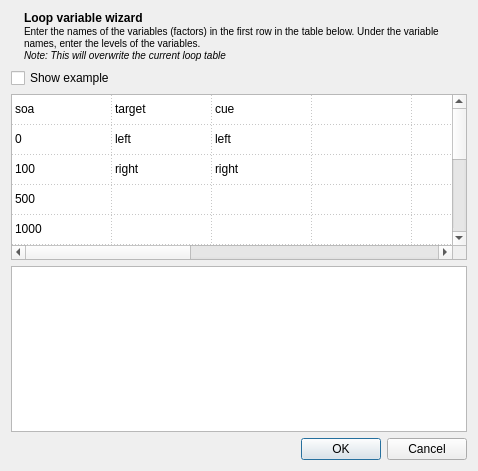
Old version of the form resources/ui/dialogs/loop_wizard_dialog.ui in the repository open-cogsci/OpenSesame.
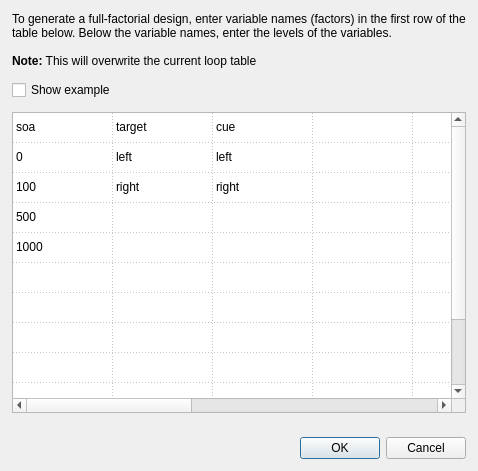
New version of the form. Icons and pictures are not drawn. Custom widgets are drawn as their Qt base class.

Commit message: loop: rewrite using DataMatrix

The edit to the form file:
```diff
--- a/resources/ui/dialogs/loop_wizard_dialog.ui
+++ b/resources/ui/dialogs/loop_wizard_dialog.ui
@@ -11,75 +11,35 @@
    </rect>
   </property>
   <property name="windowTitle">
-   <string>Loop Variable Wizard</string>
+   <string>Generate full-factorial design</string>
   </property>
-  <layout class="QVBoxLayout" name="verticalLayout">
+  <layout class="QVBoxLayout" name="vbox_container">
+   <property name="spacing">
+    <number>12</number>
+   </property>
+   <property name="margin">
+    <number>12</number>
+   </property>
    <item>
-    <widget class="QWidget" name="widget" native="true">
-     <layout class="QHBoxLayout" name="horizontalLayout">
-      <property name="margin">
-       <number>0</number>
-      </property>
-      <item>
-       <widget class="QLabel" name="label_wizard">
-        <property name="sizePolicy">
-         <sizepolicy hsizetype="Fixed" vsizetype="Preferred">
-          <horstretch>0</horstretch>
-          <verstretch>0</verstretch>
-         </sizepolicy>
-        </property>
-        <property name="text">
-         <string/>
-        </property>
-        <property name="pixmap">
-         <pixmap>:/icons/wizard_large.png</pixmap>
-        </property>
-       </widget>
-      </item>
-      <item>
-       <widget class="QLabel" name="label_2">
-        <property name="text">
-         <string>&lt;b&gt;Loop variable wizard&lt;/b&gt;&lt;br /&gt;&lt;small&gt;Enter the names of the variables (factors) in the first row in the table below. Under the variable names, enter the levels of the variables.&lt;br /&gt;&lt;i&gt;Note: This will overwrite the current loop table&lt;/i&gt;&lt;/small&gt;</string>
-        </property>
-        <property name="wordWrap">
-         <bool>true</bool>
-        </property>
-       </widget>
-      </item>
-     </layout>
+    <widget class="QLabel" name="label_2">
+     <property name="text">
+      <string>To generate a full-factorial design, enter variable names (factors) in the first row of the table below. Below the variable names, enter the levels of the variables.&lt;br /&gt;&lt;br /&gt;
+&lt;b&gt;Note:&lt;/b&gt; This will overwrite the current loop table</string>
+     </property>
+     <property name="wordWrap">
+      <bool>true</bool>
+     </property>
     </widget>
    </item>
    <item>
-    <widget class="QWidget" name="widget_2" native="true">
-     <layout class="QHBoxLayout" name="horizontalLayout_2">
-      <property name="margin">
-       <number>0</number>
-      </property>
-      <item>
-       <widget class="QCheckBox" name="checkBox">
-        <property name="text">
-         <string>Show example</string>
-        </property>
-       </widget>
-      </item>
-      <item>
-       <spacer name="horizontalSpacer">
-        <property name="orientation">
-         <enum>Qt::Horizontal</enum>
-        </property>
-        <property name="sizeHint" stdset="0">
-         <size>
-          <width>40</width>
-          <height>20</height>
-         </size>
-        </property>
-       </spacer>
-      </item>
-     </layout>
+    <widget class="QCheckBox" name="checkBox">
+     <property name="text">
+      <string>Show example</string>
+     </property>
     </widget>
    </item>
    <item>
-    <widget class="good_looking_table" name="table_example">
+    <widget class="QTableWidget" name="table_example">
      <property name="editTriggers">
       <set>QAbstractItemView::NoEditTriggers</set>
      </property>
@@ -260,16 +220,15 @@
     </widget>
    </item>
    <item>
-    <widget class="good_looking_table" name="table_wizard">
-     <property name="gridStyle">
-      <enum>Qt::DotLine</enum>
-     </property>
-     <attribute name="horizontalHeaderVisible">
-      <bool>false</bool>
-     </attribute>
-     <attribute name="verticalHeaderVisible">
-      <bool>false</bool>
-     </attribute>
+    <widget class="QWidget" name="widget_container" native="true">
+     <layout class="QHBoxLayout" name="hbox_container">
+      <property name="spacing">
+       <number>0</number>
+      </property>
+      <property name="margin">
+       <number>0</number>
+      </property>
+     </layout>
     </widget>
    </item>
    <item>
@@ -284,13 +243,6 @@
    </item>
   </layout>
  </widget>
- <customwidgets>
-  <customwidget>
-   <class>good_looking_table</class>
-   <extends>QTableWidget</extends>
-   <header location="global">libqtopensesame/widgets/good_looking_table.h</header>
-  </customwidget>
- </customwidgets>
  <resources/>
  <connections>
   <connection>
```
Left out of the diff: 64 changed lines with no effect on the pictures. The commit also changes 12 other files.
